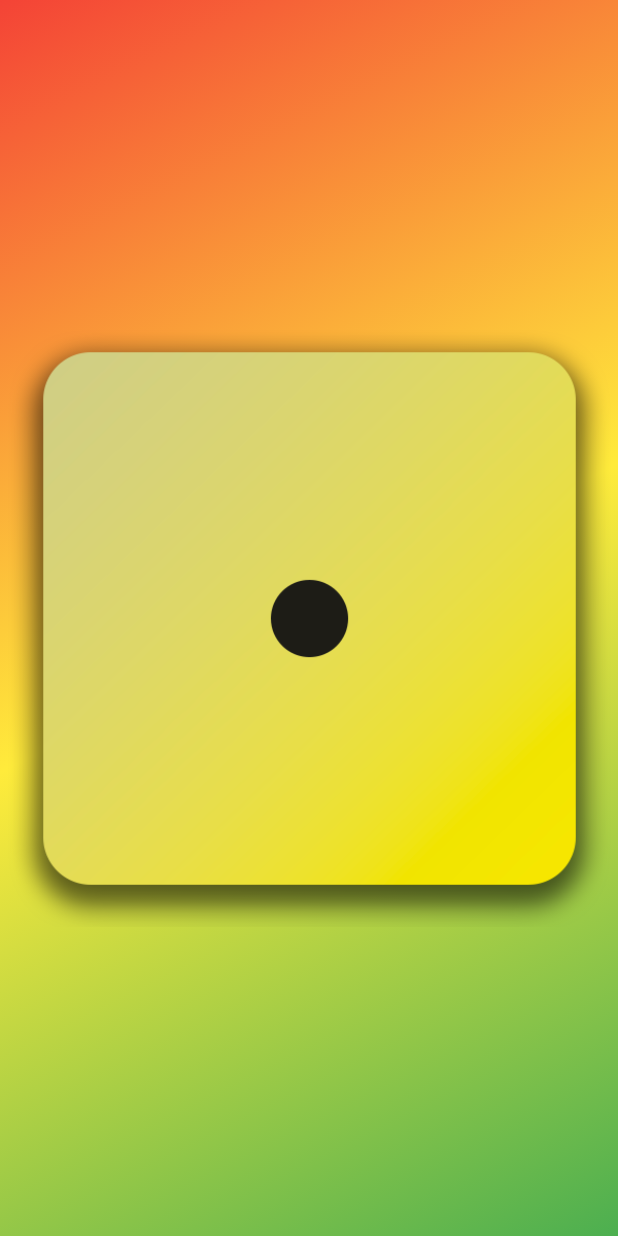
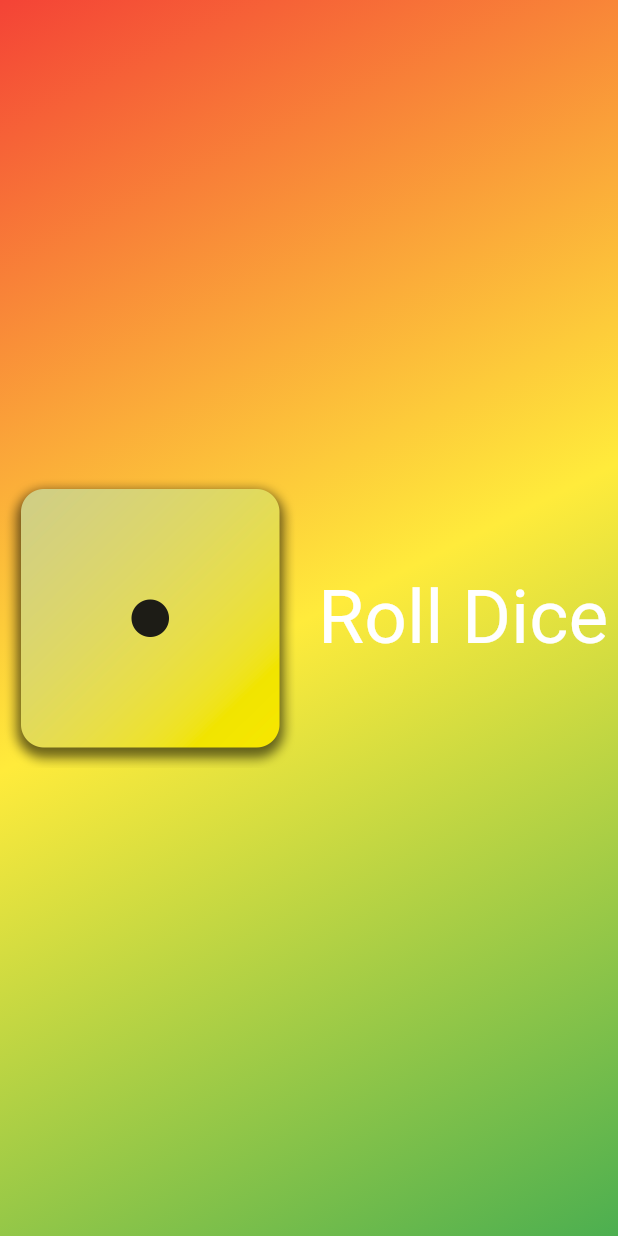
Before and after one commit to Hardikk69/Flutter-Practice-Workspace, a Flutter app: the screen it shows after launch, on a phone screen of 412 x 824 dp. Run offline on Flutter 3.47's test engine with Material 3 defaults, Android fonts, the light colour scheme and no system bars.

Commit message:
Flutter Roll dice

```diff
--- /dev/null
+++ b/flutter_application_1/lib/dice_roller.dart
@@ -0,0 +1,46 @@
+import 'package:flutter/material.dart';
+import 'dart:math';
+final random = Random();
+class DiceRoller extends StatefulWidget {
+  const DiceRoller({super.key});
+
+  @override
+  State<DiceRoller> createState() {
+    return _DiceRollerstate();
+  }
+}
+
+class _DiceRollerstate extends State<DiceRoller> {
+  var currentroll = 1;
+
+  void rolldice() {
+    setState(() {
+      currentroll = random.nextInt(6) + 1;
+    });
+  }
+
+  @override
+  Widget build(context) {
+    return Row(mainAxisSize: MainAxisSize.min, children: [
+      Image.asset(
+        'assets/images/dice-$currentroll.png',
+        width: 200,
+      ),
+      const SizedBox(
+        height: 20,
+      ),
+      TextButton(
+        onPressed: rolldice,
+        style: TextButton.styleFrom(
+          foregroundColor: Colors.white,
+          textStyle: const TextStyle(
+            fontSize: 50.0,
+          ),
+        ),
+        child: const Text(
+          "Roll Dice",
+        ),
+      ),
+    ]);
+  }
+}
--- a/flutter_application_1/lib/gradient_container.dart
+++ b/flutter_application_1/lib/gradient_container.dart
@@ -1,4 +1,5 @@
 import 'package:flutter/material.dart';
+import 'package:flutter_application_1/dice_roller.dart';
 
 var startAlignment = Alignment.topLeft;
 var endAlignment = Alignment.bottomRight;
@@ -21,8 +22,8 @@ class GradientContainer extends StatelessWidget {
           end: endAlignment,
         ),
       ),
-      child: Center(
-        child: Image.asset('assets/images/dice-1.png'),
+      child: const Center(
+        child: DiceRoller(),
       ),
     );
   }
--- a/flutter_application_1/lib/main.dart
+++ b/flutter_application_1/lib/main.dart
@@ -1,5 +1,4 @@
 import 'package:flutter/material.dart';
-
 import 'package:flutter_application_1/gradient_container.dart';
 
 void main() {
--- a/flutter_application_1/lib/styled_text.dart
+++ b/flutter_application_1/lib/styled_text.dart
@@ -9,8 +9,8 @@ class StyledText extends StatelessWidget {
     return Text(
       text,
       style: const TextStyle(
-        color: Colors.white,
-        backgroundColor: Color.fromARGB(255, 234, 100, 144),
+        color: Color.fromARGB(255, 223, 14, 14),
+        // backgroundColor: Color.fromARGB(255, 241, 188, 89),
         fontSize: 50.0,
       ),
     );
```
